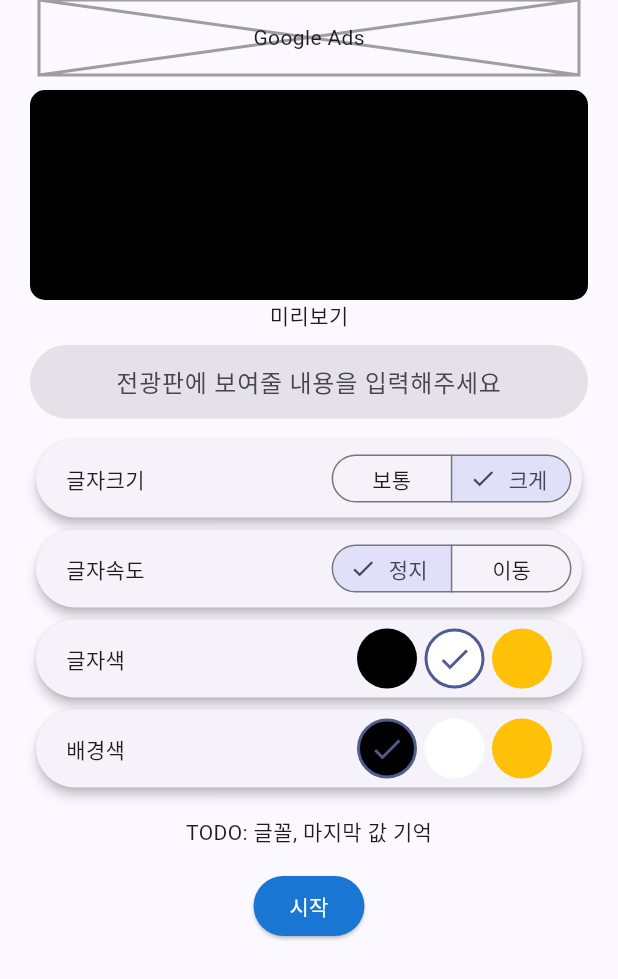
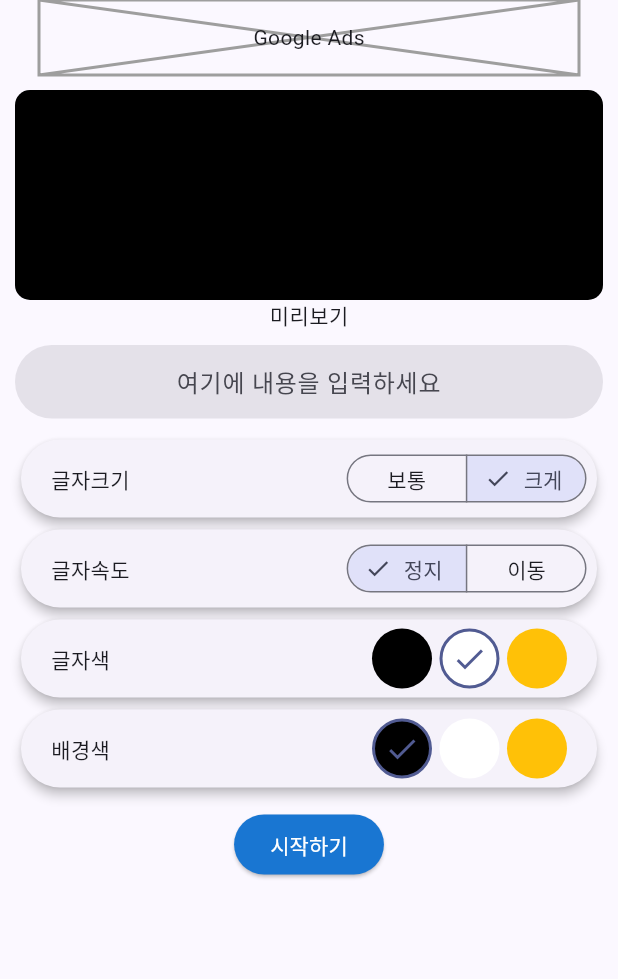
Before and after one commit to Guest-01/led_board, a Flutter app: the screen it shows after launch, after a tap on "크게", on a phone screen of 412 x 824 dp. Shown: the top 979 px of the screen. Run offline on Flutter 3.47's test engine with Material 3 defaults, Android fonts, the phone set to English and light mode, and no system bars; our stand-ins replace marquee, shared_preferences.

```diff
--- a/lib/make_screen.dart
+++ b/lib/make_screen.dart
@@ -2,6 +2,7 @@ import 'package:flutter/material.dart';
 import 'package:led_board/led_screen.dart';
 import 'package:led_board/widgets/color_circle_row.dart';
 import 'package:marquee/marquee.dart';
+import 'package:shared_preferences/shared_preferences.dart';
 
 class MakeScreen extends StatefulWidget {
   const MakeScreen({
@@ -13,6 +14,7 @@ class MakeScreen extends StatefulWidget {
 }
 
 class _MakeScreenState extends State<MakeScreen> {
+  late SharedPreferences _prefs;
   TextEditingController controller = TextEditingController();
   List<(double size, String label)> fontSizeList = [
     // (86, '작게'),
@@ -24,22 +26,46 @@ class _MakeScreenState extends State<MakeScreen> {
     (100, '이동'),
     // (180, '빠름'),
   ];
-  List<Color> colorList = [Colors.black, Colors.white, Colors.amber];
+  List<Color> colorList = [
+    Colors.black,
+    Colors.white,
+    Color(Colors.amber.value)
+  ];
 
   late double fontSize;
   late double speed;
   late Color textColor;
   late Color backgroundColor;
 
+  void getLastState() async {
+    _prefs = await SharedPreferences.getInstance();
+    if (_prefs.getKeys().isEmpty) return;
+    setState(() {
+      controller.text = _prefs.getString('text')!;
+      fontSize = _prefs.getDouble('fontSize')!;
+      speed = _prefs.getDouble('speed')!;
+      textColor = Color(_prefs.getInt('textColor')!);
+      backgroundColor = Color(_prefs.getInt('backgroundColor')!);
+    });
+  }
+
+  void saveLastState() async {
+    _prefs.setString('text', controller.text);
+    _prefs.setDouble('fontSize', fontSize);
+    _prefs.setDouble('speed', speed);
+    _prefs.setInt('textColor', textColor.value);
+    _prefs.setInt('backgroundColor', backgroundColor.value);
+  }
+
   @override
   void initState() {
-    // TODO: 저장된 마지막 값 불러오기
     super.initState();
     controller.text = "";
     fontSize = 128;
     speed = 0;
     textColor = Colors.white;
     backgroundColor = Colors.black;
+    getLastState();
   }
 
   @override
@@ -55,7 +81,7 @@ class _MakeScreenState extends State<MakeScreen> {
       body: SafeArea(
         child: SingleChildScrollView(
           child: Padding(
-            padding: const EdgeInsets.symmetric(horizontal: 20),
+            padding: const EdgeInsets.symmetric(horizontal: 10),
             child: Column(
               children: [
                 const Placeholder(
@@ -116,7 +142,7 @@ class _MakeScreenState extends State<MakeScreen> {
                       borderRadius: BorderRadius.circular(30),
                     ),
                     filled: true,
-                    hintText: '전광판에 보여줄 내용을 입력해주세요',
+                    hintText: '여기에 내용을 입력하세요',
                     isDense: true,
                   ),
                   onChanged: (text) {
@@ -203,9 +229,9 @@ class _MakeScreenState extends State<MakeScreen> {
                       children: [
                         const Text('글자색'),
                         ColorCircleRow(
-                          initial: textColor,
+                          selected: textColor,
                           colorList: colorList,
-                          onChange: (color) {
+                          onSelectionChanged: (color) {
                             textColor = color;
                             setState(() {});
                           },
@@ -229,9 +255,9 @@ class _MakeScreenState extends State<MakeScreen> {
                       children: [
                         const Text('배경색'),
                         ColorCircleRow(
-                          initial: backgroundColor,
+                          selected: backgroundColor,
                           colorList: colorList,
-                          onChange: (color) {
+                          onSelectionChanged: (color) {
                             backgroundColor = color;
                             setState(() {});
                           },
@@ -240,16 +266,18 @@ class _MakeScreenState extends State<MakeScreen> {
                     ),
                   ),
                 ),
-                const Padding(
-                  padding: EdgeInsets.symmetric(vertical: 15),
-                  child: Text('TODO: 글꼴, 마지막 값 기억'),
-                ),
+                // const Padding(
+                //   padding: EdgeInsets.symmetric(vertical: 15),
+                //   child: Text('TODO: 글꼴, 마지막 값 기억'),
+                // ),
+                const SizedBox(height: 10),
                 ElevatedButton(
                   style: ElevatedButton.styleFrom(
                     foregroundColor: Colors.white,
                     backgroundColor: Colors.blue.shade700,
                   ),
                   onPressed: () {
+                    saveLastState();
                     Navigator.of(context).push(
                       MaterialPageRoute(
                         builder: (context) => LedScreen(
@@ -262,7 +290,7 @@ class _MakeScreenState extends State<MakeScreen> {
                       ),
                     );
                   },
-                  child: const Text('시작'),
+                  child: const Text('시작하기'),
                 )
               ],
             ),
--- a/lib/widgets/color_circle_row.dart
+++ b/lib/widgets/color_circle_row.dart
@@ -2,15 +2,15 @@ import 'package:flutter/material.dart';
 import 'package:led_board/widgets/color_circle.dart';
 
 class ColorCircleRow extends StatefulWidget {
-  final Color initial;
+  final Color selected;
   final List<Color> colorList;
-  final Function(Color) onChange;
+  final Function(Color) onSelectionChanged;
 
   const ColorCircleRow({
     super.key,
-    required this.initial,
+    required this.selected,
     required this.colorList,
-    required this.onChange,
+    required this.onSelectionChanged,
   });
 
   @override
@@ -18,13 +18,20 @@ class ColorCircleRow extends StatefulWidget {
 }
 
 class _ColorCircleRowState extends State<ColorCircleRow> {
-  late int selected;
+  late int selectedIdx;
 
   @override
   void initState() {
     super.initState();
-    selected =
-        widget.colorList.indexWhere((element) => element == widget.initial);
+    selectedIdx =
+        widget.colorList.indexWhere((element) => element == widget.selected);
+  }
+
+  @override
+  void didUpdateWidget(covariant ColorCircleRow oldWidget) {
+    super.didUpdateWidget(oldWidget);
+    selectedIdx =
+        widget.colorList.indexWhere((element) => element == widget.selected);
   }
 
   @override
@@ -33,11 +40,11 @@ class _ColorCircleRowState extends State<ColorCircleRow> {
       children: [
         for (var (idx, color) in widget.colorList.indexed) ...[
           ColorCircle(
-            isActive: idx == selected,
+            isActive: idx == selectedIdx,
             color: color,
             onTap: (color) {
-              selected = idx;
-              widget.onChange(color);
+              selectedIdx = idx;
+              widget.onSelectionChanged(color);
               setState(() {});
             },
           ),
--- a/pubspec.yaml
+++ b/pubspec.yaml
@@ -10,6 +10,7 @@ dependencies:
   flutter:
     sdk: flutter
   marquee: ^2.2.3
+  shared_preferences: ^2.2.2
 
 dev_dependencies:
   flutter_test:
```
Also changed, not shown: pubspec.lock.
